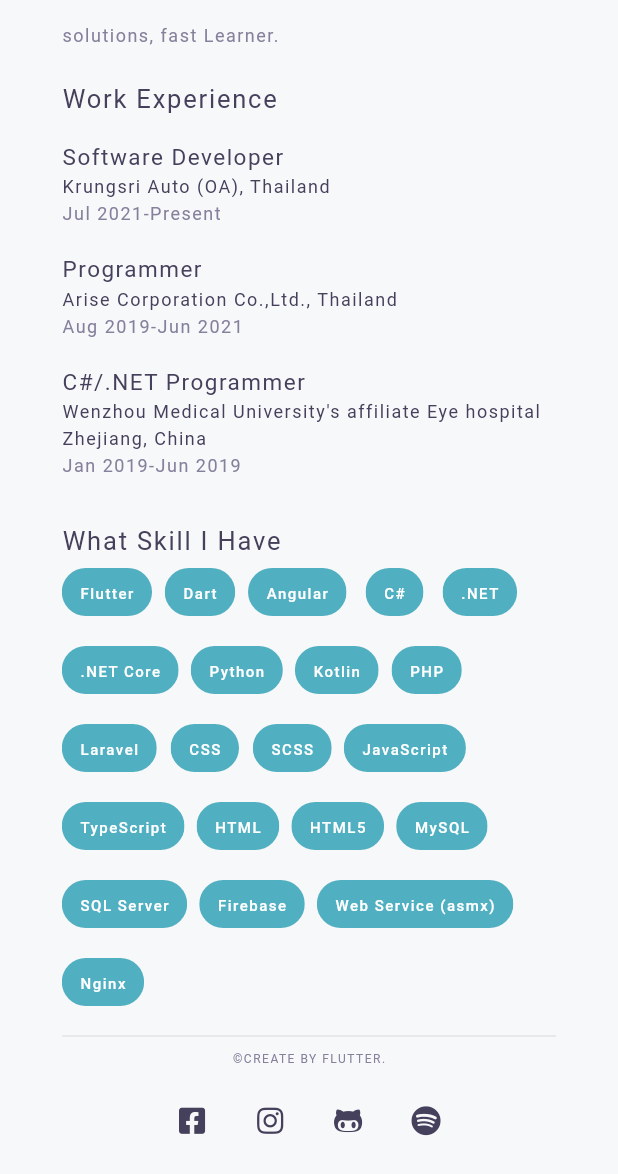
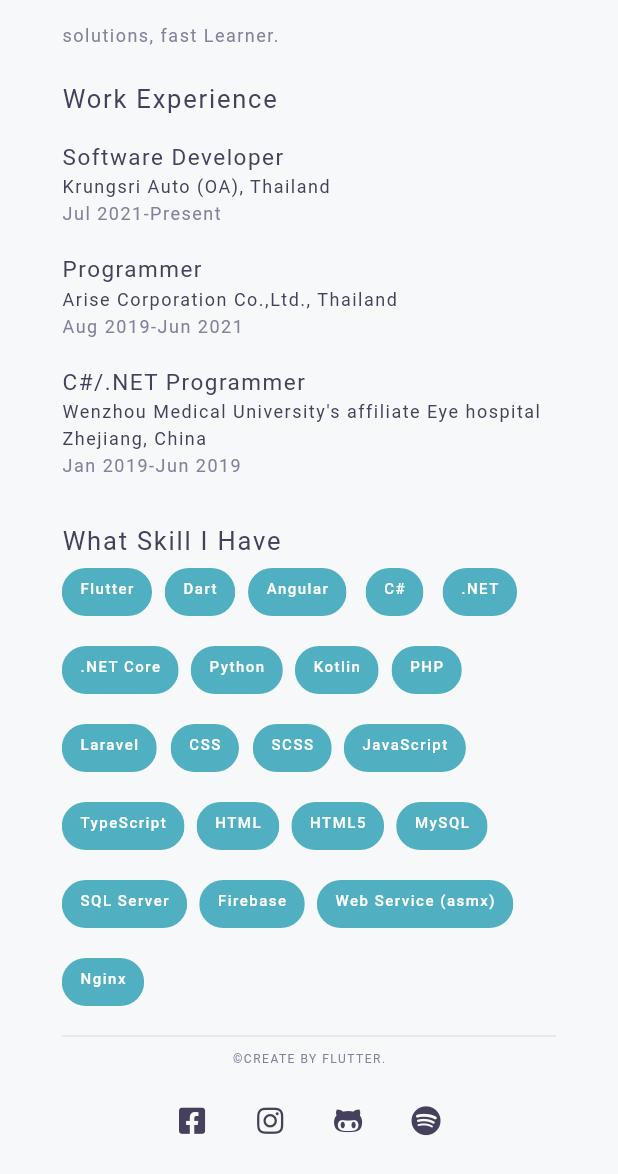
Before and after one commit to MangoStick/portfolio, a Flutter app: the screen it shows after launch, scrolled down 215 dp, on a phone screen of 412 x 824 dp, the part 62-1236 px from its top. Run offline on Flutter 3.47's test engine with Material 2 defaults, Android fonts, the phone set to English and light mode, and no system bars; our stand-ins replace font_awesome_flutter; missing offline and left inert: dart:html; Roboto replaces fonts that are missing (ProductSans).

Commit message:
update chip resolution

```diff
--- a/lib/ui/home.dart
+++ b/lib/ui/home.dart
@@ -347,7 +347,7 @@ class HomePage extends StatelessWidget {
         label,
         style: TextStyles.chip.copyWith(
           fontSize: ResponsiveWidget.isSmallScreen(context) ? 10.0 : 11.0,
-          // height: ResponsiveWidget.isSmallScreen(context) ? 1.0 : 0.0
+          height: ResponsiveWidget.isSmallScreen(context) ? 0.5 : 0.0
         ),
       ),
     );
```
Also changed, not shown: pubspec.lock.
